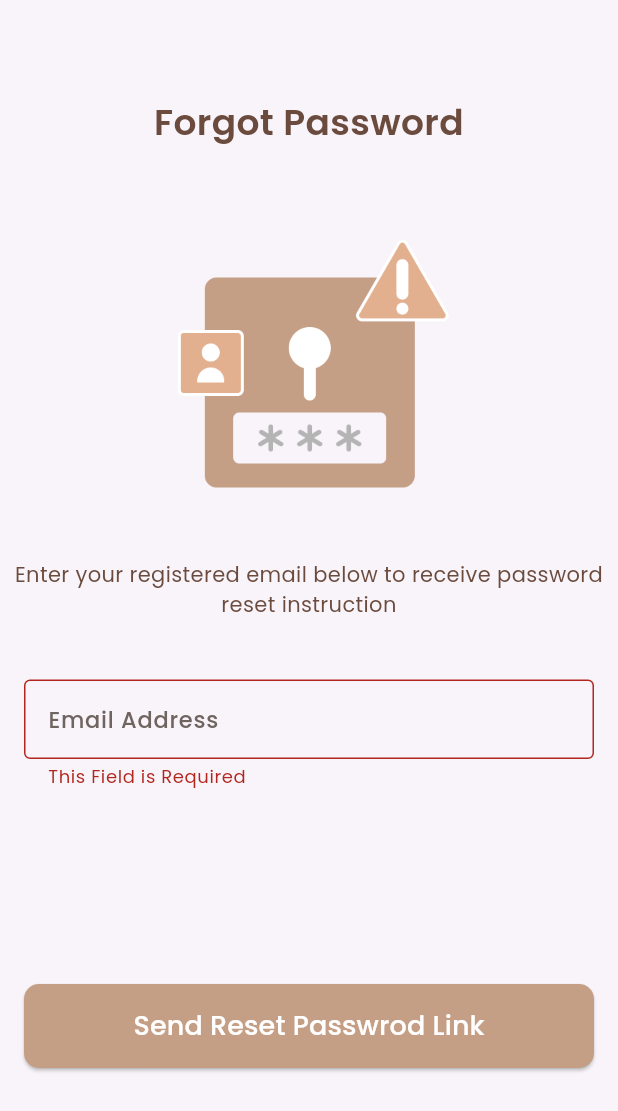
After one commit to Moazosama2004/dalel, a Flutter app: the ForgotPasswordView screen opened by its route, after a tap on "Send Reset Passwrod Link", on a phone screen of 412 x 824 dp. The commit adds this screen. Shown: the top 1111 px of the screen. Run offline on Flutter 3.47's test engine with Material 3 defaults, Android fonts, the phone set to English and light mode, and no system bars; our stand-ins replace bloc, firebase_auth, firebase_core, flutter_bloc, flutter_svg, fluttertoast and 4 more; accounts and stored records are empty.

Commit message:
finish forgot password feature

```diff
--- a/lib/core/routes/app_router.dart
+++ b/lib/core/routes/app_router.dart
@@ -1,5 +1,6 @@
 import 'package:dalel/core/services/service_locator.dart';
 import 'package:dalel/features/auth/presentation/cubit/cubit/auth_cubit.dart';
+import 'package:dalel/features/auth/presentation/views/forgot_password_view.dart';
 import 'package:dalel/features/auth/presentation/views/login_view.dart';
 import 'package:dalel/features/auth/presentation/views/sign_up_view.dart';
 import 'package:dalel/features/home/presentation/views/home_view.dart';
@@ -33,6 +34,13 @@ abstract class AppRouter {
       ),
     ),
     GoRoute(
+      path: '/forgotPasswordView',
+      builder: (context, state) => BlocProvider(
+        create: (context) => AuthCubit(),
+        child: const ForgotPasswordView(),
+      ),
+    ),
+    GoRoute(
       path: '/homeView',
       builder: (context, state) => const HomeView(),
     ),
--- a/lib/features/auth/presentation/cubit/cubit/auth_cubit.dart
+++ b/lib/features/auth/presentation/cubit/cubit/auth_cubit.dart
@@ -17,6 +17,7 @@ class AuthCubit extends Cubit<AuthState> {
   String? password;
   GlobalKey<FormState> signupFormKey = GlobalKey();
   GlobalKey<FormState> loginFormKey = GlobalKey();
+  GlobalKey<FormState> forgotPasswordFormKey = GlobalKey();
   bool? termsAndConditionsIsDone;
 
   signupWithEmailAndPassword() async {
@@ -72,4 +73,14 @@ class AuthCubit extends Cubit<AuthState> {
   verifyEmail() async {
     await FirebaseAuth.instance.currentUser!.sendEmailVerification();
   }
+
+  sendResetPasswordLinkEmail() async {
+    try {
+      emit(ForgotPasswordLoadingState());
+      await FirebaseAuth.instance.sendPasswordResetEmail(email: emailAddress!);
+      emit(ForgotPasswordSuccessState());
+    } catch (e) {
+      emit(ForgotPasswordFailureState(errMessage: e.toString()));
+    }
+  }
 }
--- a/lib/features/auth/presentation/cubit/cubit/auth_state.dart
+++ b/lib/features/auth/presentation/cubit/cubit/auth_state.dart
@@ -22,3 +22,13 @@ final class SignInFailureState extends AuthState {
 }
 
 final class ChangeTermsAndConditionsState extends AuthState {}
+
+final class ForgotPasswordLoadingState extends AuthState {}
+
+final class ForgotPasswordSuccessState extends AuthState {}
+
+final class ForgotPasswordFailureState extends AuthState {
+  final String errMessage;
+
+  ForgotPasswordFailureState({required this.errMessage});
+}
--- /dev/null
+++ b/lib/features/auth/presentation/views/forgot_password_view.dart
@@ -0,0 +1,60 @@
+import 'package:dalel/core/theme/app_styles.dart';
+import 'package:dalel/core/utils/app_assets.dart';
+import 'package:dalel/core/utils/app_string.dart';
+import 'package:dalel/features/auth/presentation/widgets/forgot_password_form.dart';
+import 'package:flutter/material.dart';
+
+class ForgotPasswordView extends StatelessWidget {
+  const ForgotPasswordView({super.key});
+
+  @override
+  Widget build(BuildContext context) {
+    return Scaffold(
+      body: SafeArea(
+        child: CustomScrollView(
+          slivers: [
+            SliverToBoxAdapter(
+              child: SizedBox(
+                height: 64,
+              ),
+            ),
+            SliverToBoxAdapter(
+              child: Text(
+                AppStrings.forgotPasswordPage,
+                style: AppStyles.poppins24SemiBold,
+                textAlign: TextAlign.center,
+              ),
+            ),
+            SliverToBoxAdapter(
+              child: SizedBox(
+                height: 40,
+              ),
+            ),
+            SliverToBoxAdapter(
+              child: SizedBox(
+                height: 235,
+                width: 235,
+                child: Image.asset(Assets.imagesForgotPassword),
+              ),
+            ),
+            SliverToBoxAdapter(
+              child: Text(
+                'Enter your registered email below to receive password reset instruction',
+                style: AppStyles.poppins14Regular,
+                textAlign: TextAlign.center,
+              ),
+            ),
+            SliverToBoxAdapter(
+              child: SizedBox(
+                height: 40,
+              ),
+            ),
+            SliverToBoxAdapter(
+              child: ForgotPasswordForm(),
+            ),
+          ],
+        ),
+      ),
+    );
+  }
+}
--- /dev/null
+++ b/lib/features/auth/presentation/widgets/forgot_password_form.dart
@@ -0,0 +1,72 @@
+import 'package:dalel/core/theme/app_styles.dart';
+import 'package:firebase_auth/firebase_auth.dart';
+import 'package:flutter/material.dart';
+import 'package:flutter_bloc/flutter_bloc.dart';
+
+import '../../../../core/functions/custom_toast_message.dart';
+import '../../../../core/functions/functions.dart';
+import '../../../../core/utils/app_string.dart';
+import '../../../../core/widgets/app_custom_button.dart';
+import '../cubit/cubit/auth_cubit.dart';
+import '../cubit/cubit/auth_state.dart';
+import 'custom_text_field.dart';
+import 'terms_and_conditions.dart';
+
+class ForgotPasswordForm extends StatelessWidget {
+  const ForgotPasswordForm({super.key});
+
+  @override
+  Widget build(BuildContext context) {
+    return BlocConsumer<AuthCubit, AuthState>(
+      listener: (context, state) {
+        if (state is ForgotPasswordSuccessState) {
+          customToastMessage(
+            message: 'Check your mail and reset password',
+            color: Colors.cyan,
+          );
+          customPushReplacement(context, '/loginView');
+        } else if (state is ForgotPasswordFailureState) {
+          customToastMessage(
+            message: state.errMessage,
+            color: Colors.redAccent,
+          );
+        }
+      },
+      builder: (context, state) {
+        AuthCubit authCubit = BlocProvider.of<AuthCubit>(context);
+        return Padding(
+          padding: const EdgeInsets.symmetric(horizontal: 16.0),
+          child: Form(
+            key: authCubit.forgotPasswordFormKey,
+            child: Column(
+              children: [
+                CustomTextFormField(
+                  onChanged: (emailAddress) {
+                    authCubit.emailAddress = emailAddress;
+                  },
+                  labelText: 'Email Address',
+                ),
+                SizedBox(
+                  height: 130,
+                ),
+                state is SignUpLoadingState
+                    ? CircularProgressIndicator(
+                        color: Colors.black,
+                      )
+                    : AppCustomButton(
+                        onPressed: () {
+                          if (authCubit.forgotPasswordFormKey.currentState!
+                              .validate()) {
+                            authCubit.sendResetPasswordLinkEmail();
+                          }
+                        },
+                        text: AppStrings.sendResetPasswordLink,
+                      ),
+              ],
+            ),
+          ),
+        );
+      },
+    );
+  }
+}
--- a/lib/features/auth/presentation/widgets/login_form.dart
+++ b/lib/features/auth/presentation/widgets/login_form.dart
@@ -59,9 +59,14 @@ class LoginForm extends StatelessWidget {
                 ),
                 Align(
                     alignment: Alignment.centerRight,
-                    child: Text(
-                      AppStrings.forgotPassword,
-                      style: AppStyles.poppins12SemiBold,
+                    child: GestureDetector(
+                      onTap: () {
+                        customPushReplacement(context, '/forgotPasswordView');
+                      },
+                      child: Text(
+                        AppStrings.forgotPassword,
+                        style: AppStyles.poppins12SemiBold,
+                      ),
                     )),
                 SizedBox(
                   height: 102,
```
